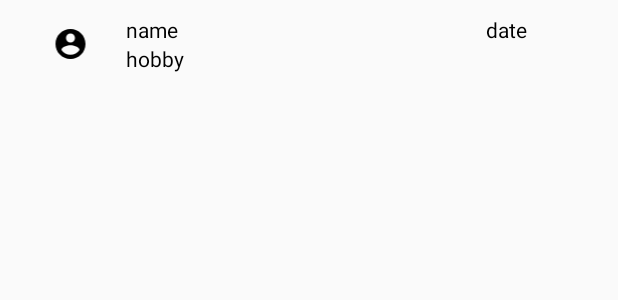
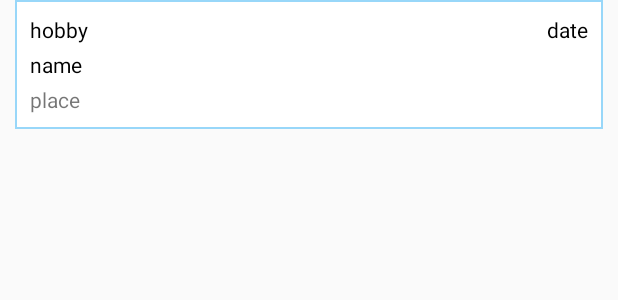
Before and after one commit to rkek9501/Topping, an Android app: the layout listview_item.xml on its own in the app's theme, with its tools: preview values and no code run, on a phone screen of 412 x 824 dp. Shown: the top 300 px of the screen. Run offline under Robolectric (Android 15) with nearby library versions, the light colour scheme and no system bars.

Commit message:
검색 화면 레이아웃 수정

```diff
--- a/app/src/main/java/com/example/topping/topping/Activitys/SearchActivity.java
+++ b/app/src/main/java/com/example/topping/topping/Activitys/SearchActivity.java
@@ -122,9 +122,12 @@ public class SearchActivity extends AbstractActivity {
 
                 userMail = jObject.getString("userMail");
                 String hobby = jObject.getString("hobby");
+                String hobbyDetail = jObject.getString("hobbyDetail");
                 String fromDate = jObject.getString("fromDate");
+                String place = jObject.getString("place");
 
-                adapter.addItem(null, userMail, hobby, fromDate);
+                String putHobby = hobby+"/"+hobbyDetail;
+                adapter.addItem(null, userMail, putHobby, fromDate, place);
                 adapter.notifyDataSetChanged();
                 Log.e("JSON",index[i]+", "+userMail+", "+hobby+", "+fromDate);
             }
--- a/app/src/main/res/layout/listview_item.xml
+++ b/app/src/main/res/layout/listview_item.xml
@@ -4,9 +4,47 @@
     android:layout_width="match_parent"
     android:layout_height="wrap_content"
     android:padding="10dp"
-    android:orientation="horizontal">
+    android:layout_marginHorizontal="10dp"
+    android:orientation="horizontal"
+    android:background="@drawable/border2">
 
-    <ImageView
+    <RelativeLayout
+        android:layout_width="match_parent"
+        android:layout_height="wrap_content">
+        <TextView
+            android:id="@+id/searchUserHobby"
+            android:text="hobby"
+            android:textColor="@color/blackcolor"
+            android:layout_width="wrap_content"
+            android:layout_height="wrap_content"
+            android:layout_alignParentTop="true"
+            android:layout_alignParentLeft="true" />
+        <TextView
+            android:id="@+id/searchUserName"
+            android:text="name"
+            android:textColor="@color/blackcolor"
+            android:layout_width="wrap_content"
+            android:layout_height="wrap_content"
+            android:layout_below="@+id/searchUserHobby"
+            android:paddingVertical="4dp"/>
+        <TextView
+            android:id="@+id/searchToDate"
+            android:text="date"
+            android:textColor="@color/blackcolor"
+            android:layout_width="wrap_content"
+            android:layout_height="wrap_content"
+            android:layout_alignParentRight="true"
+            android:layout_alignParentTop="true"/>
+        <TextView
+            android:id="@+id/searchPlace"
+            android:text="place"
+
+            android:layout_width="wrap_content"
+            android:layout_height="wrap_content"
+            android:layout_below="@id/searchUserName"/>
+    </RelativeLayout>
+
+    <!--<ImageView
         android:id="@+id/userImg"
         android:src="@drawable/ic_account_circle_black_24dp"
         android:layout_width="wrap_content"
@@ -37,5 +75,5 @@
         android:textColor="@color/blackcolor"
         android:layout_width="wrap_content"
         android:layout_height="wrap_content"
-        android:layout_weight="1"/>
+        android:layout_weight="1"/>-->
 </LinearLayout>
```
Also changed, not shown: app/src/main/java/com/example/topping/topping/Adapters/SearchListViewAdapter.java (+12 -11 lines), app/src/main/java/com/example/topping/topping/SearchListViewItem.java (+5 -4 lines).
